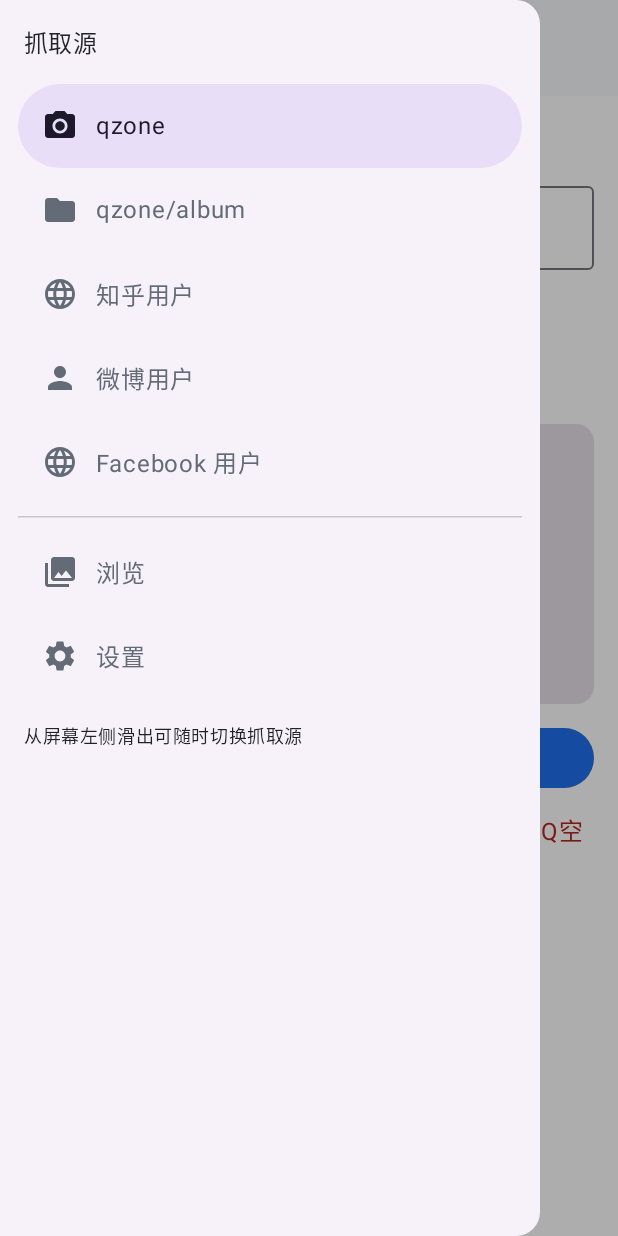
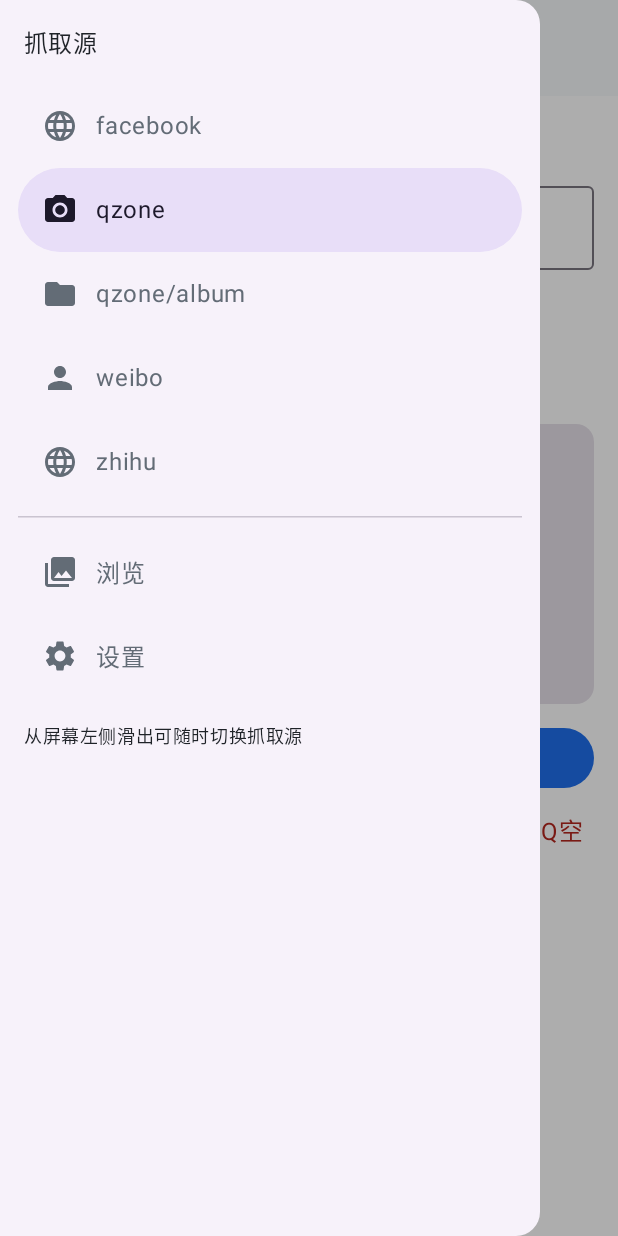
Before and after one commit to Geno1024-AIGC/worm, an Android app built with Jetpack Compose: the screen it shows after launch (MainActivity), after a tap on "菜单", on a phone screen of 412 x 824 dp. Run offline under Robolectric (Android 15) with nearby library versions, the phone set to English and light mode, and no system bars; pictures from the network do not load; 3 other taps on this screen came first.

Commit message:
[Change] Use English source names in alphabetical drawer order

```diff
--- a/worm/android/src/main/kotlin/com/geno1024/ai/worm/android/site/Source.kt
+++ b/worm/android/src/main/kotlin/com/geno1024/ai/worm/android/site/Source.kt
@@ -6,9 +6,9 @@ enum class Source(
     val site: Site,
     val subjectHint: String,
 ) {
+    FACEBOOK("facebook", Site.FACEBOOK, "用户名、数字 ID 或主页 URL"),
     QZONE("qzone", Site.QQ, "QQ 号（留空用登录账号）"),
     QZONE_ALBUM("qzone/album", Site.QQ, "QQ 号（留空用登录账号）"),
-    ZHIHU("知乎用户", Site.ZHIHU, "知乎 url_token 或主页 URL"),
-    WEIBO("微博用户", Site.WEIBO, "微博数字 uid 或主页 URL"),
-    FACEBOOK("Facebook 用户", Site.FACEBOOK, "用户名、数字 ID 或主页 URL"),
+    WEIBO("weibo", Site.WEIBO, "微博数字 uid 或主页 URL"),
+    ZHIHU("zhihu", Site.ZHIHU, "知乎 url_token 或主页 URL"),
 }
--- a/worm/android/src/main/kotlin/com/geno1024/ai/worm/android/ui/WormApp.kt
+++ b/worm/android/src/main/kotlin/com/geno1024/ai/worm/android/ui/WormApp.kt
@@ -109,7 +109,7 @@ fun WormApp() {
                         style = MaterialTheme.typography.titleMedium,
                         modifier = Modifier.padding(16.dp),
                     )
-                    for (source in Source.entries) {
+                    for (source in Source.entries.sortedBy { it.label }) {
                         NavigationDrawerItem(
                             label = { Text(source.label) },
                             icon = { Icon(sourceIcon(source), contentDescription = null) },
```
Also changed, not shown: 1 other file.
